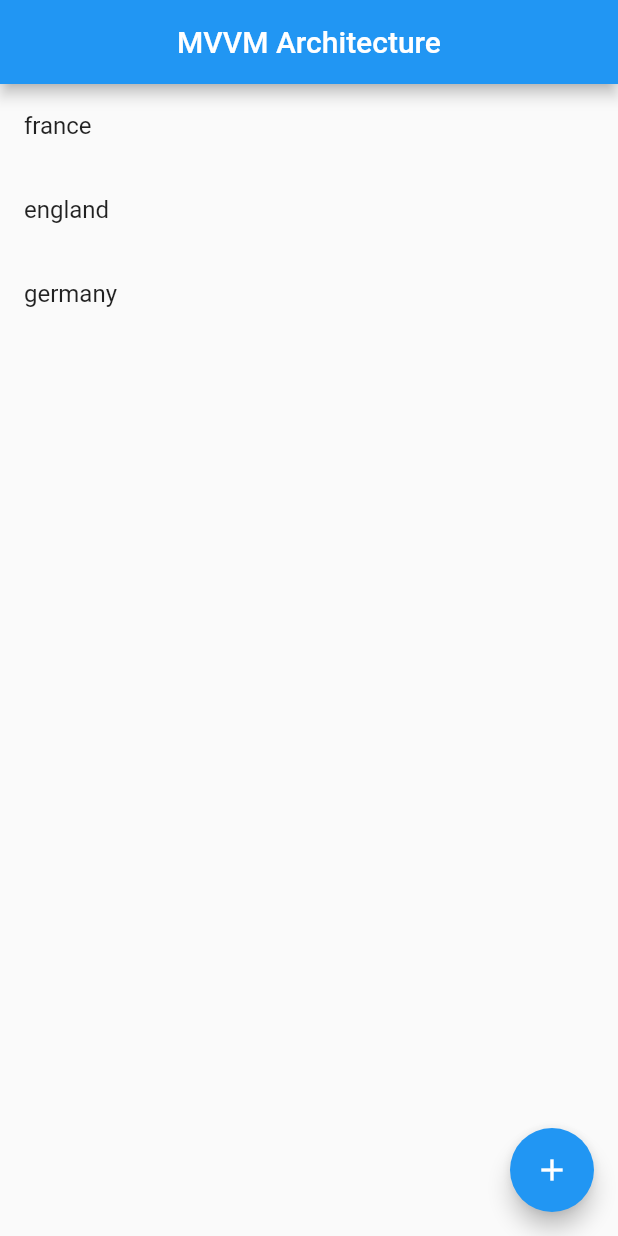
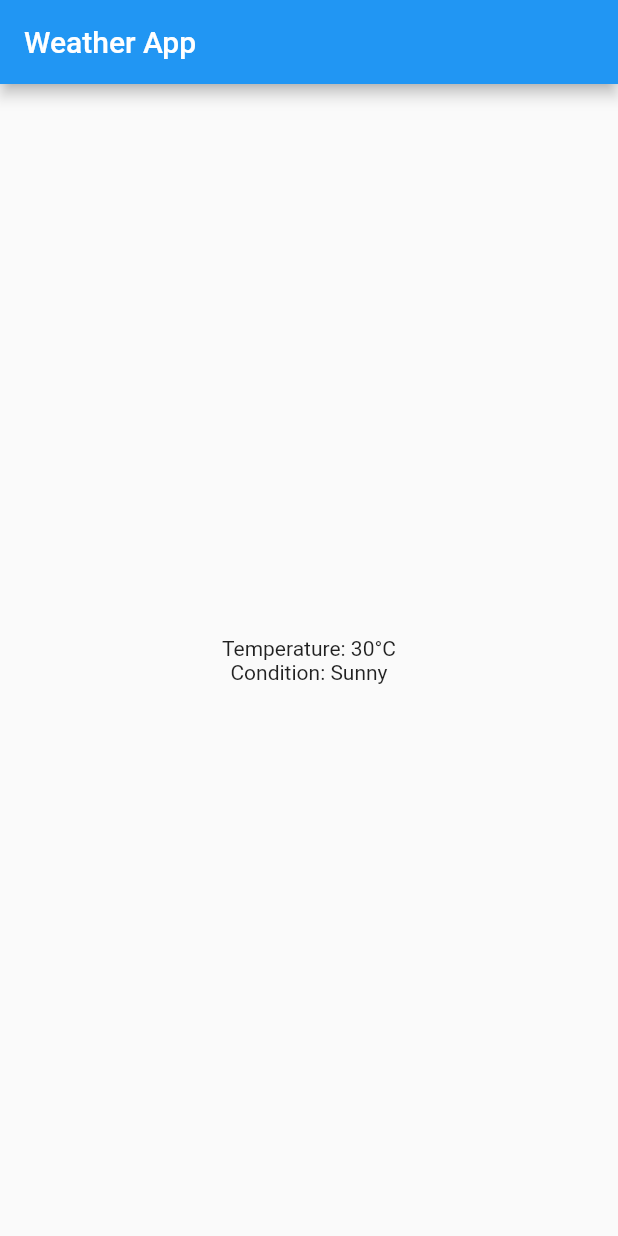
Before and after one commit to hesptech/flutter_mvvm, a Flutter app: the screen it shows after launch, on a phone screen of 412 x 824 dp. Run offline on Flutter 3.47's test engine with Material 2 defaults, Android fonts, the phone set to English and light mode, and no system bars.

```diff
--- a/lib/main.dart
+++ b/lib/main.dart
@@ -1,5 +1,6 @@
 import 'package:flutter/material.dart';
 import 'package:flutter_mvvm/views/home_page.dart';
+import 'package:flutter_mvvm/views/weather_screen.dart';
 
 void main() {
   runApp(const MainApp());
@@ -10,11 +11,12 @@ class MainApp extends StatelessWidget {
 
   @override
   Widget build(BuildContext context) {
-    return const MaterialApp(
+    return MaterialApp(
       debugShowCheckedModeBanner: false,
       home: Scaffold(
         body: Center(
-          child: HomePage(),
+          //child: HomePage(),
+          child: WeatherScreen(),
         ),
       ),
     );
--- /dev/null
+++ b/lib/models/weather_model.dart
@@ -0,0 +1,13 @@
+ class WeatherModel {
+  final String temperature;
+  final String condition;
+
+  WeatherModel({required this.temperature, required this.condition});
+
+  factory WeatherModel.fromJson(Map<String, dynamic> json) {
+    return WeatherModel(
+      temperature: json['temperature'],
+      condition: json['condition'],
+    );
+  }
+}
--- /dev/null
+++ b/lib/views/weather_screen.dart
@@ -0,0 +1,39 @@
+import 'package:flutter/material.dart';
+import 'package:provider/provider.dart';
+import 'package:flutter_mvvm/views_models/weather_viewmodel.dart';
+
+ class WeatherScreen extends StatelessWidget {
+  final WeatherViewModel weatherViewModel = WeatherViewModel();
+
+
+  WeatherScreen({super.key});
+
+  @override
+  Widget build(BuildContext context) {
+    return Scaffold(
+      appBar: AppBar(title: const Text('Weather App')),
+      body: ChangeNotifierProvider(
+        create: (_) => weatherViewModel,
+        child: Consumer<WeatherViewModel>(
+          builder: (context, model, child) {
+
+            weatherViewModel.fetchWeather();
+
+            if (model.weather == null) {
+              return const Center(child: CircularProgressIndicator());
+            }
+            return Center(
+              child: Column(
+                mainAxisAlignment: MainAxisAlignment.center,
+                children: [
+                  Text('Temperature: ${model.weather!.temperature}'),
+                  Text('Condition: ${model.weather!.condition}'),
+                ],
+              ),
+            );
+          },
+        ),
+      ),
+    );
+  }
+}
--- /dev/null
+++ b/lib/views_models/weather_viewmodel.dart
@@ -0,0 +1,14 @@
+import 'package:flutter/material.dart';
+import 'package:flutter_mvvm/models/weather_model.dart';
+
+class WeatherViewModel extends ChangeNotifier {
+  WeatherModel? _weather;
+  WeatherModel? get weather => _weather;
+
+  Future<void> fetchWeather() async {
+    await Future.delayed(const Duration(seconds: 6));
+    print('---------------------------------');
+    _weather = WeatherModel(temperature: '30°C', condition: 'Sunny');
+    notifyListeners();
+  }
+}
--- a/pubspec.yaml
+++ b/pubspec.yaml
@@ -9,11 +9,12 @@ environment:
 dependencies:
   flutter:
     sdk: flutter
+  provider: ^6.1.2
 
 dev_dependencies:
+  flutter_lints: ^2.0.0
   flutter_test:
     sdk: flutter
-  flutter_lints: ^2.0.0
 
 flutter:
   uses-material-design: true
```
Also changed, not shown: lib/views/home_page.dart (+15 -5 lines), pubspec.lock, 1 other file.
